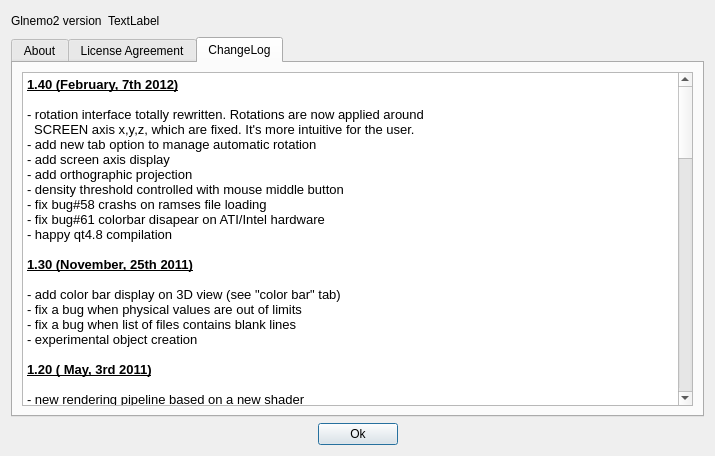
First picture: the form in src/formabout.ui, repository jcldc/glnemo2, before the edit.
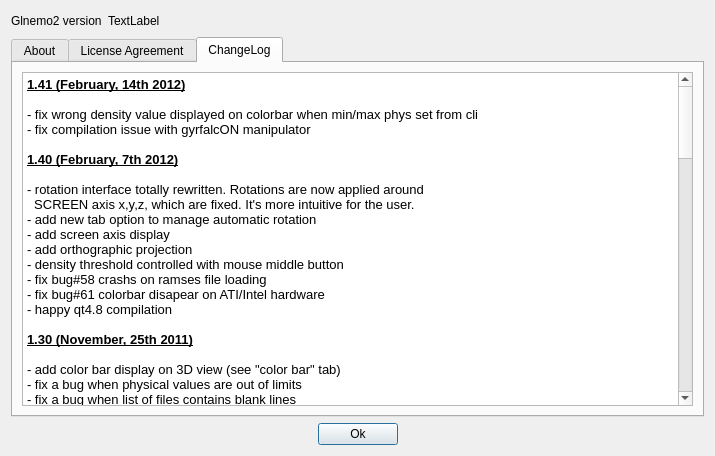
Second picture: the form after the edit. Icons and pictures are not drawn.

Diff of the .ui file:
```diff
--- a/src/formabout.ui
+++ b/src/formabout.ui
@@ -1057,6 +1057,11 @@
 &lt;table border=&quot;0&quot; style=&quot;-qt-table-type: root; margin-top:4px; margin-bottom:4px; margin-left:4px; margin-right:4px;&quot;&gt;
 &lt;tr&gt;
 &lt;td style=&quot;border: none;&quot;&gt;
+&lt;p style=&quot; margin-top:0px; margin-bottom:0px; margin-left:0px; margin-right:0px; -qt-block-indent:0; text-indent:0px;&quot;&gt;&lt;span style=&quot; font-size:10pt; font-weight:600; text-decoration: underline;&quot;&gt;1.41 (February, 14th 2012)&lt;/span&gt;&lt;/p&gt;
+&lt;p style=&quot;-qt-paragraph-type:empty; margin-top:0px; margin-bottom:0px; margin-left:0px; margin-right:0px; -qt-block-indent:0; text-indent:0px; font-size:10pt;&quot;&gt;&lt;/p&gt;
+&lt;p style=&quot; margin-top:0px; margin-bottom:0px; margin-left:0px; margin-right:0px; -qt-block-indent:0; text-indent:0px;&quot;&gt;&lt;span style=&quot; font-size:10pt;&quot;&gt;- fix wrong density value displayed on colorbar when min/max phys set from cli&lt;/span&gt;&lt;/p&gt;
+&lt;p style=&quot; margin-top:0px; margin-bottom:0px; margin-left:0px; margin-right:0px; -qt-block-indent:0; text-indent:0px;&quot;&gt;&lt;span style=&quot; font-size:10pt;&quot;&gt;- fix compilation issue with gyrfalcON manipulator&lt;/span&gt;&lt;/p&gt;
+&lt;p style=&quot;-qt-paragraph-type:empty; margin-top:0px; margin-bottom:0px; margin-left:0px; margin-right:0px; -qt-block-indent:0; text-indent:0px; font-size:10pt;&quot;&gt;&lt;/p&gt;
 &lt;p style=&quot; margin-top:0px; margin-bottom:0px; margin-left:0px; margin-right:0px; -qt-block-indent:0; text-indent:0px;&quot;&gt;&lt;span style=&quot; font-size:10pt; font-weight:600; text-decoration: underline;&quot;&gt;1.40 (February, 7th 2012)&lt;/span&gt;&lt;/p&gt;
 &lt;p style=&quot;-qt-paragraph-type:empty; margin-top:0px; margin-bottom:0px; margin-left:0px; margin-right:0px; -qt-block-indent:0; text-indent:0px; font-size:10pt;&quot;&gt;&lt;/p&gt;
 &lt;p style=&quot; margin-top:0px; margin-bottom:0px; margin-left:0px; margin-right:0px; -qt-block-indent:0; text-indent:0px;&quot;&gt;&lt;span style=&quot; font-size:10pt;&quot;&gt;- rotation interface totally rewritten. Rotations are now applied around&lt;/span&gt;&lt;/p&gt;
```
